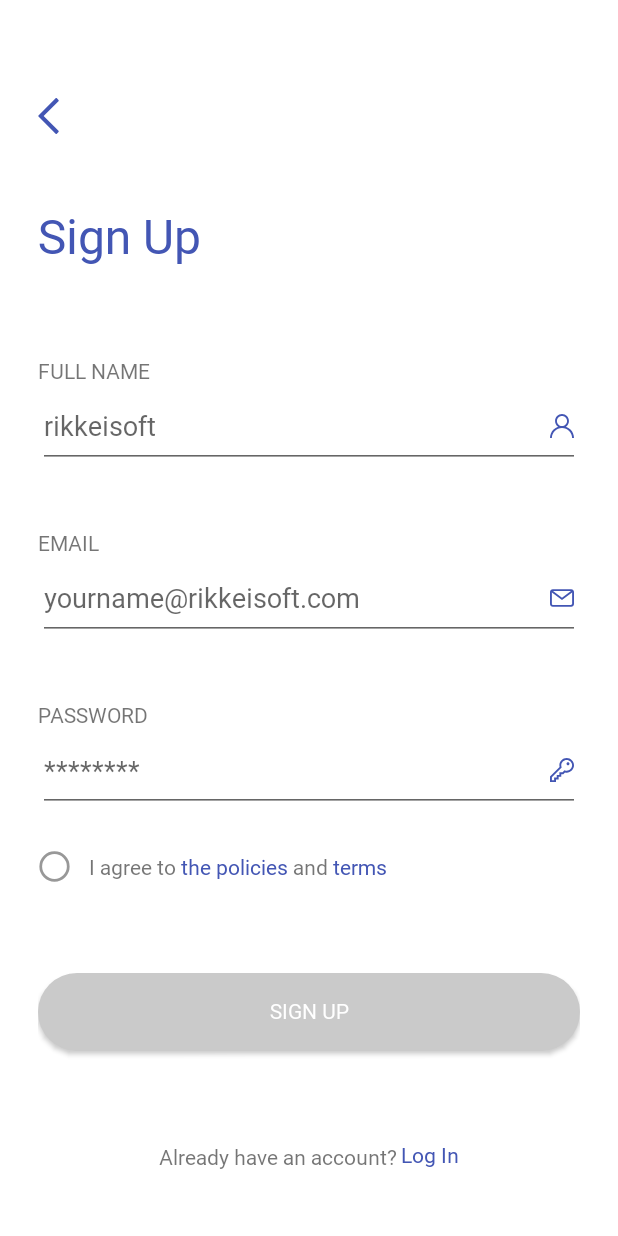
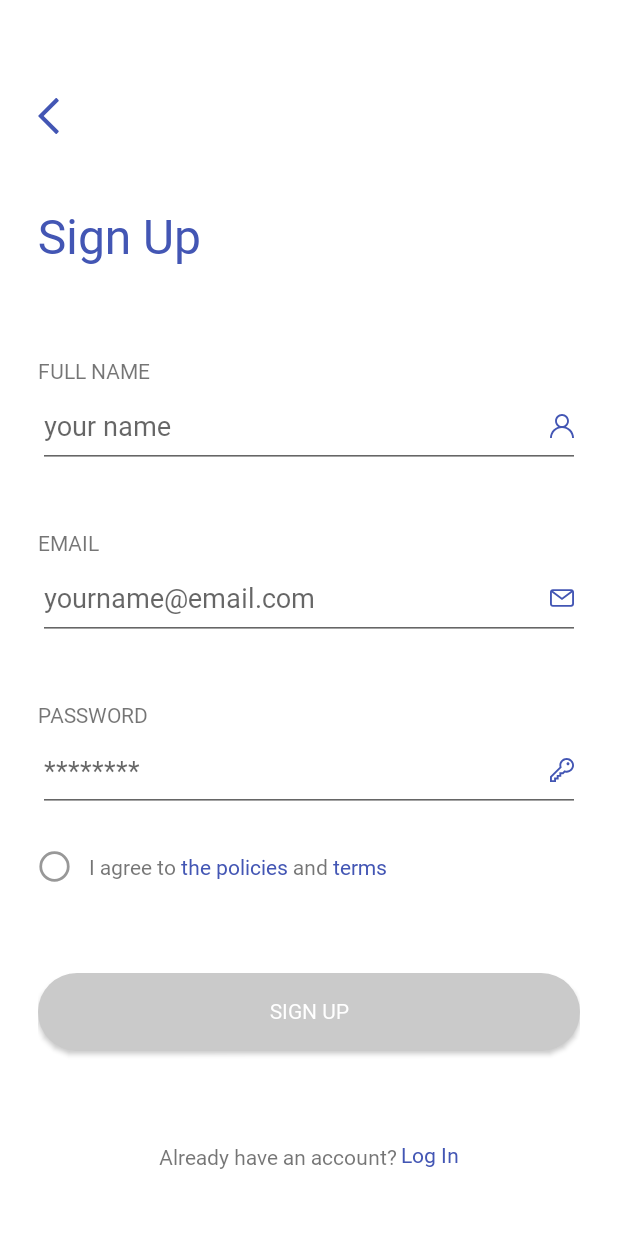
Before and after one commit to nhikiu/AwesomeChat, an Android app: the SignupFragment screen opened through its navigation route, on a phone screen of 412 x 824 dp. Run offline under Robolectric (Android 15) with nearby library versions, the phone set to English and light mode, and no system bars; our stand-ins replace Dagger/Hilt's generated code, Firebase (no records; nobody signed in at launch, a user with empty details on screens opened directly), Timber, data binding.

Commit message:
Clean code

```diff
--- a/app/src/main/res/values/strings.xml
+++ b/app/src/main/res/values/strings.xml
@@ -13,7 +13,7 @@
     <string name="login">Log In</string>
     <string name="email" translatable="false">Email</string>
     <string name="password">Password</string>
-    <string name="email_hint" translatable="false">yourname@rikkeisoft.com</string>
+    <string name="email_hint" translatable="false">yourname@email.com</string>
 
     <string name="forgot_password">Forgot password ?</string>
     <string name="dont_have_account">Do not have an account?</string>
@@ -35,7 +35,7 @@
     <!--    sign up screen-->
     <string name="full_name">Full Name</string>
     <string name="sign_up">Sign Up</string>
-    <string name="name_hint" translatable="false">rikkeisoft</string>
+    <string name="name_hint" translatable="false">your name</string>
     <string name="policy">I agree to the policies and terms</string>
     <string name="sign_up_error">SignUp error!</string>
     <string name="policy_1">I agree to </string>
```
